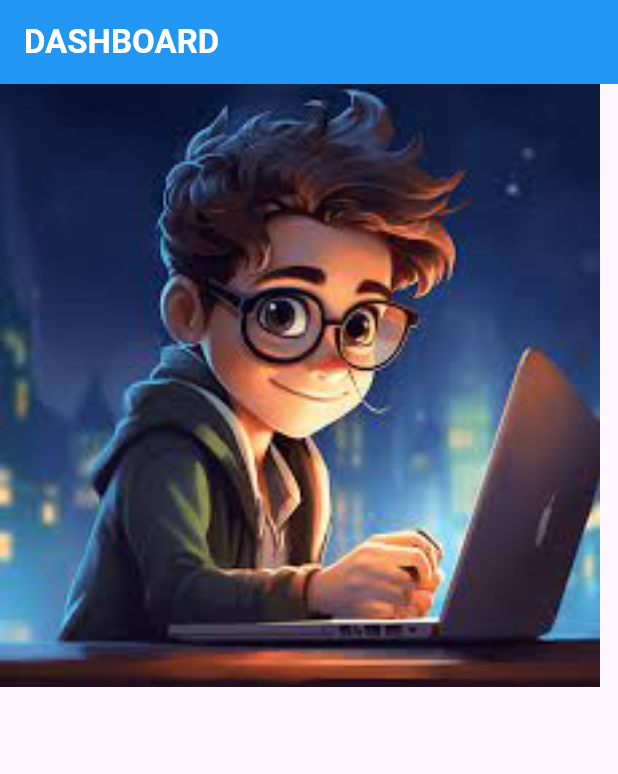
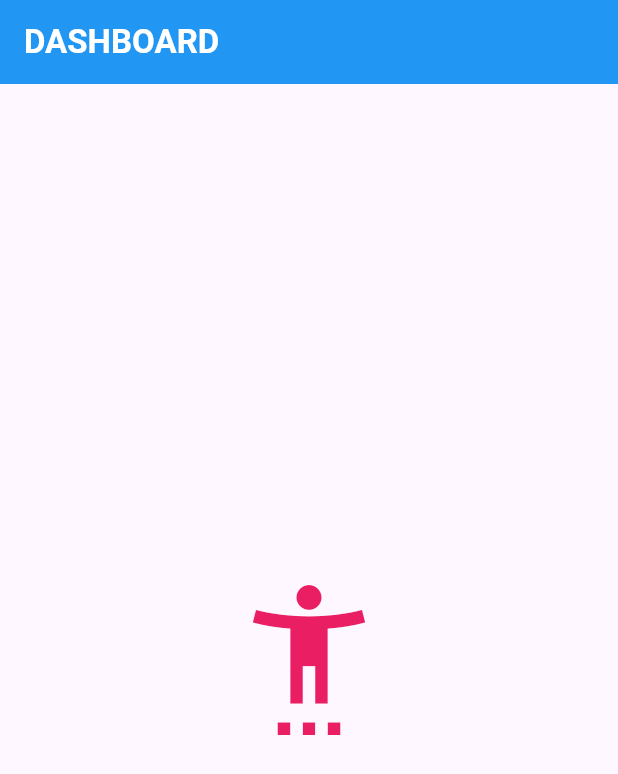
Before and after one commit to RealtimeResponses/flutter-basic-app, a Flutter app: the screen it shows after launch, on a phone screen of 412 x 824 dp. Shown: the top 774 px of the screen. Run offline on Flutter 3.47's test engine with Material 3 defaults, Android fonts, the phone set to English and light mode, and no system bars.

Commit message:
Added icon

```diff
--- a/lib/screens/dashboard.dart
+++ b/lib/screens/dashboard.dart
@@ -8,17 +8,20 @@ class Dashboard extends StatelessWidget {
   @override
   Widget build(BuildContext context) {
     return Scaffold(
-      appBar: AppBar(
-        title: Text(
+        appBar: AppBar(
+          title: Text(
             'Dashboard'.toUpperCase(),
-          style: TextStyle(color: Colors.white, fontWeight: FontWeight.bold),
+            style: TextStyle(color: Colors.white, fontWeight: FontWeight.bold),
+          ),
+          backgroundColor: Colors.blue,
         ),
-        backgroundColor: Colors.blue,
-      ),
-      body: Image(image: AssetImage('images/pm-img2.jpeg'),
-          width: 400,
-          fit: BoxFit.fill
-      )
+        body: Center(
+          child: Icon(
+            Icons.settings_accessibility,
+            size: 100,
+            color: Colors.pink,
+          ),
+        ),
     );
   }
 }
```
